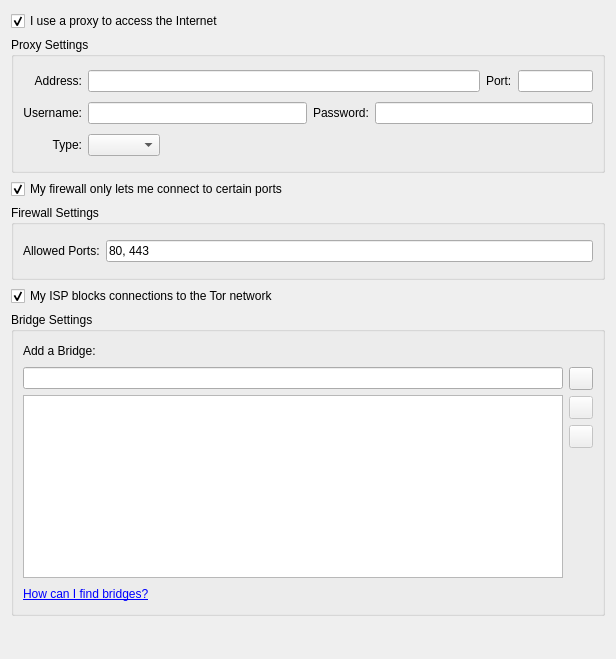
Qt form src/vidalia/config/NetworkPage.ui (a-ilin/vidalia) before a commit.
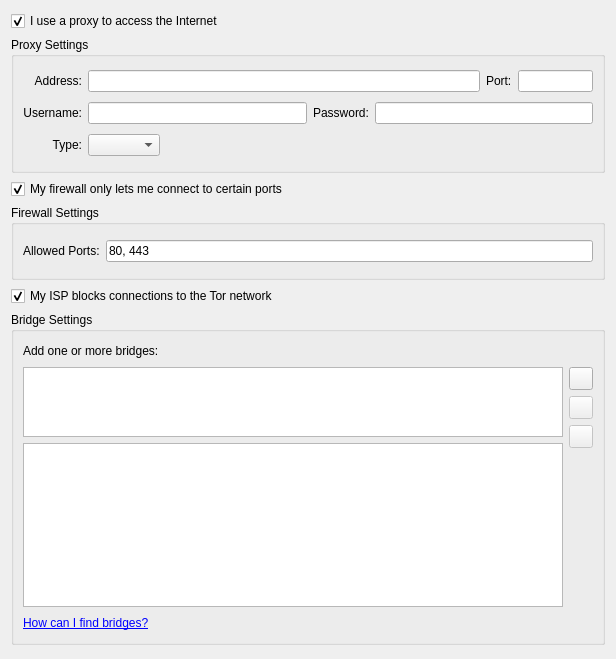
The same form after that commit. Icons and pictures are not drawn.

Commit message:
A fix for trac bug 6724, where vidalia won't complain about "bridge" anymore.
Now Vidalia will simply strip "bridge" from the front, when adding new bridges
to the list. Also the input was reworked to a multi line text box so one can
add more than one bridge at a time. This is helpful as one could paste all the
bridges from bridges.tpo in one pass. Also there was a small bug in applying
the settings as deleted bridges where not commited to the configuration.

```diff
--- a/src/vidalia/config/NetworkPage.ui
+++ b/src/vidalia/config/NetworkPage.ui
@@ -232,13 +232,13 @@
      <property name="title">
       <string>Bridge Settings</string>
      </property>
-     <layout class="QVBoxLayout">
-      <item>
+     <layout class="QGridLayout" name="gridLayout">
+      <item row="0" column="0">
        <layout class="QHBoxLayout">
         <item>
          <widget class="QLabel" name="lblAddBridge">
           <property name="text">
-           <string>Add a Bridge:</string>
+           <string>Add one or more bridges:</string>
           </property>
          </widget>
         </item>
@@ -257,30 +257,23 @@
         </item>
        </layout>
       </item>
-      <item>
-       <layout class="QHBoxLayout">
-        <item>
-         <layout class="QVBoxLayout">
-          <item>
-           <widget class="QLineEdit" name="lineBridge">
-            <property name="maxLength">
-             <number>100</number>
-            </property>
-           </widget>
-          </item>
-          <item>
-           <widget class="QListWidget" name="listBridges">
-            <property name="contextMenuPolicy">
-             <enum>Qt::CustomContextMenu</enum>
-            </property>
-            <property name="selectionMode">
-             <enum>QAbstractItemView::ExtendedSelection</enum>
+      <item row="1" column="0">
+       <widget class="QPlainTextEdit" name="teBridges">
+        <property name="maximumSize">
+         <size>
+          <width>16777215</width>
+          <height>80</height>
+         </size>
+        </property>
+        <property name="toolTip">
+         <string>Add one or several bridges by writing each bridge in a new line.</string>
+        </property>
+        <property name="tabChangesFocus">
+         <bool>true</bool>
             </property>
            </widget>
           </item>
-         </layout>
-        </item>
-        <item>
+      <item row="1" column="1" rowspan="2">
          <layout class="QVBoxLayout">
           <item>
            <widget class="QToolButton" name="btnAddBridge">
@@ -342,9 +335,17 @@
           </item>
          </layout>
         </item>
-       </layout>
+      <item row="2" column="0">
+       <widget class="QListWidget" name="listBridges">
+        <property name="contextMenuPolicy">
+         <enum>Qt::CustomContextMenu</enum>
+        </property>
+        <property name="selectionMode">
+         <enum>QAbstractItemView::ExtendedSelection</enum>
+        </property>
+       </widget>
       </item>
-      <item>
+      <item row="3" column="0">
        <layout class="QHBoxLayout" name="horizontalLayout_3">
         <item>
          <widget class="QLabel" name="lblHelpFindBridges">
```
Left out of the diff: 31 changed lines with no effect on the pictures. Lines whose indentation alone changed are shown as unchanged. The commit also changes 2 other files.
